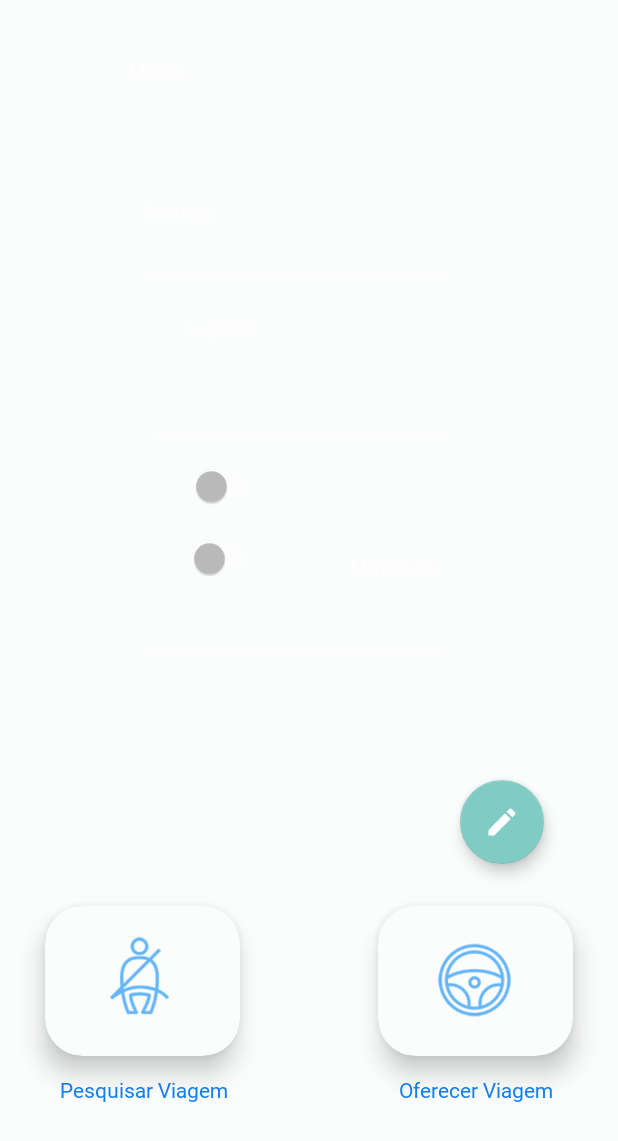
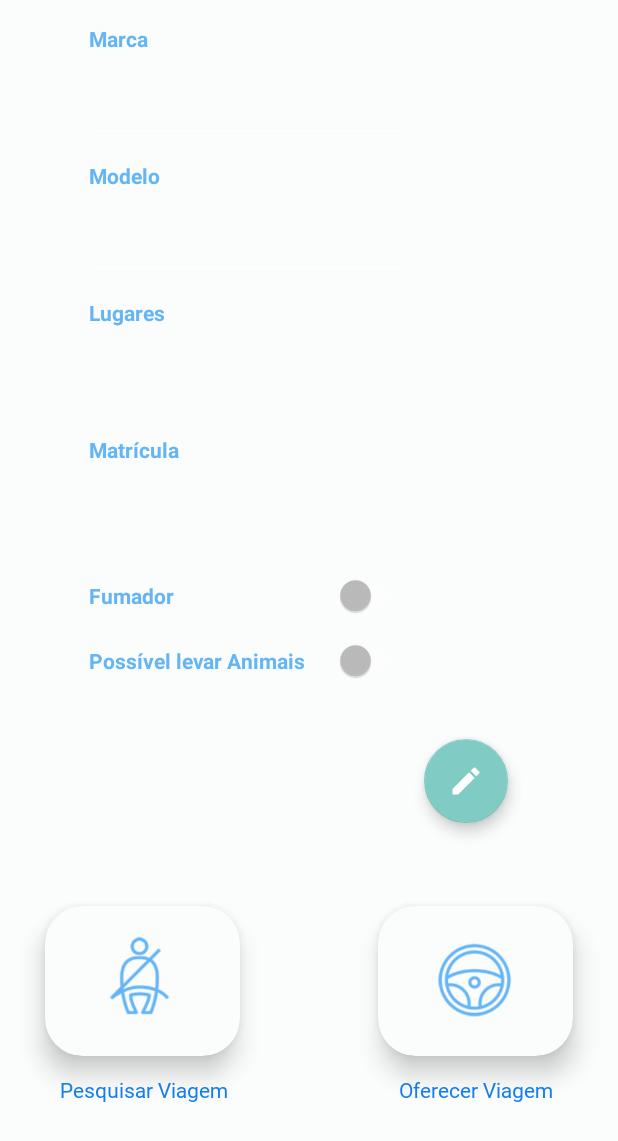
Before and after one commit to PedroMPT/CarSocial, an Android app: the fragment CarFragment placed in its activity, on a phone screen of 412 x 824 dp. Shown: the top 1141 px of the screen. Run offline under Robolectric (Android 15) with nearby library versions, the phone set to English and light mode, and no system bars; our stand-ins replace CircleImageView; libraries missing offline, so code that uses them is left out: com.shashank.sony; 6 statements that could not run were skipped.

Commit message:
Car Fragment Changes_v2

```diff
--- a/app/src/main/AndroidManifest.xml
+++ b/app/src/main/AndroidManifest.xml
@@ -30,8 +30,9 @@
         <activity
             android:name=".Activities.UserActivity"
             android:theme="@style/Theme.AppCompat.NoActionBar" />
-        <activity android:name=".Activities.MyProfileActivity"
-            android:theme="@style/Theme.AppCompat.DayNight.DarkActionBar"></activity>
+        <activity
+            android:name=".Activities.MyProfileActivity"
+            android:theme="@style/Theme.AppCompat.DayNight.DarkActionBar" />
     </application>
 
 </manifest>
--- a/app/src/main/java/pt/ismai/pedro/needarideapp/Fragments/CarFragment.java
+++ b/app/src/main/java/pt/ismai/pedro/needarideapp/Fragments/CarFragment.java
@@ -3,6 +3,7 @@ package pt.ismai.pedro.needarideapp.Fragments;
 
 import android.content.Intent;
 import android.os.Bundle;
+import android.support.constraint.ConstraintLayout;
 import android.support.design.widget.FloatingActionButton;
 import android.support.v4.app.Fragment;
 import android.view.LayoutInflater;
@@ -11,10 +12,8 @@ import android.view.ViewGroup;
 import android.widget.Button;
 import android.widget.CompoundButton;
 import android.widget.EditText;
-import android.widget.LinearLayout;
 import android.widget.RelativeLayout;
 import android.widget.Switch;
-import android.widget.TextView;
 import android.widget.Toast;
 
 import com.parse.FindCallback;
@@ -28,7 +27,6 @@ import com.shashank.sony.fancytoastlib.FancyToast;
 
 import java.util.List;
 
-import pt.ismai.pedro.needarideapp.Model.Car;
 import pt.ismai.pedro.needarideapp.R;
 
 
@@ -38,15 +36,14 @@ import pt.ismai.pedro.needarideapp.R;
 public class CarFragment extends Fragment {
 
     //SETTING VARIABLES
-    RelativeLayout relativeLayout;
+    ConstraintLayout constraintLayout;
     EditText brandText,modelText,seatsText,plateText;
     Switch canSmoke,canTakePets;
-    Button saveButton;
-    boolean validationError = false;
     boolean can_smoke;
     boolean can_pets;
     String activeUser;
     FloatingActionButton fab;
+    Button saveButton;
 
 
     public CarFragment() {
@@ -73,57 +70,18 @@ public class CarFragment extends Fragment {
         final View view = inflater.inflate(R.layout.fragment_car,container,false);
 
         //BINDING WITH LAYOUT
-        relativeLayout = view.findViewById(R.id.relativeLayout);
+        constraintLayout = view.findViewById(R.id.constraintLayout);
         brandText = view.findViewById(R.id.brandText);
         modelText = view.findViewById(R.id.modelText);
         seatsText = view.findViewById(R.id.seatsText);
         plateText = view.findViewById(R.id.plateText);
         canSmoke = view.findViewById(R.id.canSmoke);
         canTakePets = view.findViewById(R.id.canTakePets);
+        fab = view.findViewById(R.id.fab);
         saveButton = view.findViewById(R.id.saveButton);
-        fab = view.findViewById(R.id.fab);
 
         Intent intent = getActivity().getIntent();
         activeUser = intent.getStringExtra("objectId");
-
-        final ParseQuery<Car> query = ParseQuery.getQuery("Car");
-        query.whereEqualTo("user_id",ParseUser.getCurrentUser());
-
-        query.findInBackground(new FindCallback<Car>() {
-            @Override
-            public void done(List<Car> cars, ParseException e) {
-
-                if (e == null){
-
-                    if (cars.size() > 0){
-
-                        for (Car car : cars){
-
-                            brandText.setText(car.brand());
-                            modelText.setText(car.model());
-                            seatsText.setText(car.seats());
-                            plateText.setText(car.plate());
-                            if (car.canSmoke()){
-
-                                canSmoke.setChecked(true);
-                            }else{
-
-                                canSmoke.setChecked(false);
-                            }
-
-                            if (car.canTakePets()){
-
-                                canTakePets.setChecked(true);
-                            }else{
-
-                                canTakePets.setChecked(false);
-                            }
-                        }
-
-                    }
-                }
-            }
-        });
 
         canSmoke.setOnCheckedChangeListener(new CompoundButton.OnCheckedChangeListener() {
             @Override
@@ -153,6 +111,50 @@ public class CarFragment extends Fragment {
             }
         });
 
+        ParseQuery<ParseObject> query = ParseQuery.getQuery("Car");
+        query.whereEqualTo("user_id",ParseUser.getCurrentUser());
+
+        query.findInBackground(new FindCallback<ParseObject>() {
+            @Override
+            public void done(List<ParseObject> cars, ParseException e) {
+
+                if (e == null){
+
+                    if (cars.size() > 0){
+
+                        for (ParseObject car : cars){
+
+                            brandText.setText(car.get("brand").toString());
+                            modelText.setText(car.get("model").toString());
+                            seatsText.setText(car.get("seats").toString());
+                            plateText.setText(car.get("plate").toString());
+
+                            if (car.get("can_smoke").equals(true)){
+
+                                canSmoke.setChecked(true);
+
+                            }else{
+
+                                canSmoke.setChecked(false);
+
+                            }
+
+                            if (car.get("can_take_pets").equals(true)){
+
+                                canTakePets.setChecked(true);
+
+                            }else{
+
+                                canTakePets.setChecked(false);
+
+                            }
+
+                        }
+                    }
+                }
+            }
+        });
+
         saveButton.setTranslationX(-1000f);
         saveButton.setTranslationY(-1000f);
 
@@ -167,11 +169,11 @@ public class CarFragment extends Fragment {
             }
         });
 
-
         saveButton.setOnClickListener(new View.OnClickListener() {
             @Override
             public void onClick(View v) {
 
+                boolean validationError = false;
                 StringBuilder validationMessage = new StringBuilder("Por favor, indique");
 
                 if (isEmpty(brandText)){
@@ -179,35 +181,46 @@ public class CarFragment extends Fragment {
                     validationError = true;
                     validationMessage.append(" a marca,");
                 }
+
                 if (isEmpty(modelText)){
 
                     validationError = true;
                     validationMessage.append(" o modelo,");
                 }
-
-                if (isEmpty(seatsText)){
-
-                    validationError = true;
-                    validationMessage.append(" os lugares,");
-                }
-
-                if (isEmpty(seatsText)){
+                if (isEmpty(plateText)){
 
                     validationError = true;
                     validationMessage.append(" a matrícula,");
                 }
+                if (isEmpty(seatsText)){
 
+                    validationError = true;
+                    validationMessage.append(" e os lugares");
+                }
                 validationMessage.append(".");
 
-                if (validationError) {
+                if (validationError){
 
-                    Toast.makeText(getActivity(), validationMessage.toString(), Toast.LENGTH_SHORT).show();
+                    Toast.makeText(getActivity(), validationMessage.toString(), Toast.LENGTH_LONG).show();
                     return;
                 }
 
-                ParseObject car = new ParseObject("Car");
 
-                if (car.get("user_id") == null){
+                ParseQuery<ParseObject> query = ParseQuery.getQuery("Car");
+                query.whereEqualTo("user_id", ParseUser.getCurrentUser());
+
+                query.findInBackground(new FindCallback<ParseObject>() {
+                    @Override
+                    public void done(List<ParseObject> objects, ParseException e) {
+
+                        if (objects.size() > 0){
+
+                            ParseQuery<ParseObject> queryUpdate = ParseQuery.getQuery("Car");
+                            queryUpdate.whereEqualTo("user_id",ParseUser.getCurrentUser());
+
+                            queryUpdate.getFirstInBackground( new GetCallback<ParseObject>() {
+                                @Override
+                                public void done(ParseObject car, ParseException e) {
 
                                     car.put("brand",brandText.getText().toString());
                                     car.put("model",modelText.getText().toString());
@@ -223,62 +236,24 @@ public class CarFragment extends Fragment {
 
                                             if (e == null){
 
-                                FancyToast.makeText(getActivity(),"Registo de veículo efetuado com sucesso",FancyToast.LENGTH_LONG,FancyToast.SUCCESS,false).show();
+                                                FancyToast.makeText(getActivity(),"Os dados foram atualizados",FancyToast.LENGTH_LONG,FancyToast.SUCCESS,false).show();
+                                            }else{
+
+                                                FancyToast.makeText(getActivity(),"Algo correu mal. Tente Novamente!",FancyToast.LENGTH_LONG,FancyToast.SUCCESS,false).show();
                                             }
-                            else{
-
-                                FancyToast.makeText(getActivity(),"Algo correu mal.\n Tente Novamente",FancyToast.LENGTH_LONG,FancyToast.ERROR,false).show();
-                            }
-
 
                                         }
                                     });
-
-                }else{
-
-                    ParseQuery<Car> query = ParseQuery.getQuery("Car");
-
-                    query.getInBackground(ParseUser.getCurrentUser().getObjectId(), new GetCallback<Car>() {
-
-
-                        @Override
-                        public void done(Car car, ParseException e) {
-
-                            if (e == null){
-
-                                car.put("brand",brandText.getText().toString());
-                                car.put("model",modelText.getText().toString());
-                                car.put("seats",seatsText.getText().toString());
-                                car.put("plate",plateText.getText().toString());
-                                car.put("can_smoke",can_smoke);
-                                car.put("can_take_pets",can_pets);
-                                car.put("user_id",ParseUser.getCurrentUser());
-
-                                car.saveInBackground(new SaveCallback() {
-                                    @Override
-                                    public void done(ParseException e) {
-
-                                        if (e == null){
-
-                                            FancyToast.makeText(getActivity(),"Registo de veículo alterado com sucesso",FancyToast.LENGTH_LONG,FancyToast.SUCCESS,false).show();
-                                        }
-                                        else{
-
-                                            FancyToast.makeText(getActivity(),"Algo correu mal.\n Tente Novamente",FancyToast.LENGTH_LONG,FancyToast.ERROR,false).show();
-                                        }
-
-
                                 }
                             });
 
 
+                        }else{
+
+                            saveObject();
                         }
                     }
                 });
-
-                }
-
-
 
             }
         });
@@ -298,4 +273,33 @@ public class CarFragment extends Fragment {
         }
     }
 
+    public void saveObject(){
+
+        ParseObject carInfo = new ParseObject("Car");
+
+        carInfo.put("brand",brandText.getText().toString());
+        carInfo.put("model",modelText.getText().toString());
+        carInfo.put("seats",seatsText.getText().toString());
+        carInfo.put("plate",plateText.getText().toString());
+        carInfo.put("can_smoke",can_smoke);
+        carInfo.put("can_take_pets",can_pets);
+        carInfo.put("user_id",ParseUser.getCurrentUser());
+
+        carInfo.saveInBackground(new SaveCallback() {
+            @Override
+            public void done(ParseException e) {
+
+                if (e == null){
+
+                    FancyToast.makeText(getActivity(),"Dados do carro registados",FancyToast.LENGTH_LONG,FancyToast.SUCCESS,false).show();
+                }else{
+
+                    FancyToast.makeText(getActivity(),"Algo correu mal. Tente Novamente",FancyToast.LENGTH_LONG,FancyToast.ERROR,false).show();
                 }
+            }
+        });
+
+
+    }
+
+}
--- a/app/src/main/java/pt/ismai/pedro/needarideapp/StarterApplication.java
+++ b/app/src/main/java/pt/ismai/pedro/needarideapp/StarterApplication.java
@@ -41,7 +41,6 @@ public class StarterApplication extends Application {
 
 
         ParseUser.enableAutomaticUser();
-        ParseObject.registerSubclass(Car.class);
 
         ParseACL defaultACL = new ParseACL();
         defaultACL.setPublicReadAccess(true);
--- a/app/src/main/res/layout/fragment_car.xml
+++ b/app/src/main/res/layout/fragment_car.xml
@@ -8,31 +8,46 @@
 
     <!-- TODO: Update blank fragment layout -->
 
-    <RelativeLayout
-        android:id="@+id/relativeLayout"
+    <android.support.constraint.ConstraintLayout
+        android:id="@+id/constraintLayout"
         android:layout_width="match_parent"
         android:layout_height="match_parent"
         android:background="@color/colorAccent">
 
         <TextView
             android:id="@+id/textView6"
-            android:layout_width="wrap_content"
-            android:layout_height="wrap_content"
+            android:layout_width="95dp"
+            android:layout_height="26dp"
             android:layout_below="@+id/brandText"
             android:layout_alignParentStart="true"
-            android:layout_marginStart="85dp"
-            android:layout_marginTop="-87dp"
-            android:text="Marca" />
+            android:layout_marginStart="8dp"
+            android:layout_marginTop="16dp"
+            android:layout_marginEnd="8dp"
+            android:text="Marca"
+            android:textAlignment="viewStart"
+            android:textColor="@color/colorPrimary"
+            android:textStyle="bold"
+            app:layout_constraintEnd_toEndOf="parent"
+            app:layout_constraintHorizontal_bias="0.17"
+            app:layout_constraintStart_toStartOf="parent"
+            app:layout_constraintTop_toTopOf="parent" />
 
         <TextView
             android:id="@+id/textView4"
-            android:layout_width="wrap_content"
-            android:layout_height="wrap_content"
+            android:layout_width="95dp"
+            android:layout_height="26dp"
             android:layout_alignStart="@+id/canSmoke"
             android:layout_alignParentTop="true"
-            android:layout_marginStart="-31dp"
-            android:layout_marginTop="131dp"
-            android:text="Modelo" />
+            android:layout_marginStart="8dp"
+            android:layout_marginTop="12dp"
+            android:layout_marginEnd="8dp"
+            android:text="Modelo"
+            android:textColor="@color/colorPrimary"
+            android:textStyle="bold"
+            app:layout_constraintEnd_toEndOf="parent"
+            app:layout_constraintHorizontal_bias="0.17"
+            app:layout_constraintStart_toStartOf="parent"
+            app:layout_constraintTop_toBottomOf="@+id/brandText" />
 
         <EditText
             android:id="@+id/brandText"
@@ -40,10 +55,15 @@
             android:layout_height="wrap_content"
             android:layout_alignParentStart="true"
             android:layout_alignParentTop="true"
-            android:layout_marginStart="92dp"
-            android:layout_marginTop="80dp"
+            android:layout_marginStart="8dp"
+            android:layout_marginTop="8dp"
+            android:layout_marginEnd="8dp"
             android:ems="10"
-            android:inputType="textPersonName" />
+            android:inputType="textPersonName"
+            app:layout_constraintEnd_toEndOf="parent"
+            app:layout_constraintHorizontal_bias="0.281"
+            app:layout_constraintStart_toStartOf="parent"
+            app:layout_constraintTop_toBottomOf="@+id/textView6" />
 
         <EditText
             android:id="@+id/modelText"
@@ -51,10 +71,15 @@
             android:layout_height="wrap_content"
             android:layout_alignParentStart="true"
             android:layout_alignParentTop="true"
-            android:layout_marginStart="92dp"
-            android:layout_marginTop="148dp"
+            android:layout_marginStart="8dp"
+            android:layout_marginTop="8dp"
+            android:layout_marginEnd="8dp"
             android:ems="10"
-            android:inputType="textPersonName" />
+            android:inputType="textPersonName"
+            app:layout_constraintEnd_toEndOf="parent"
+            app:layout_constraintHorizontal_bias="0.281"
+            app:layout_constraintStart_toStartOf="parent"
+            app:layout_constraintTop_toBottomOf="@+id/textView4" />
 
         <EditText
             android:id="@+id/seatsText"
@@ -62,28 +87,51 @@
             android:layout_height="wrap_content"
             android:layout_alignStart="@+id/brandText"
             android:layout_alignParentBottom="true"
-            android:layout_marginStart="1dp"
-            android:layout_marginBottom="309dp"
+            android:layout_marginStart="8dp"
+            android:layout_marginTop="8dp"
+            android:layout_marginEnd="8dp"
             android:ems="10"
-            android:inputType="textPersonName" />
+            android:inputType="textPersonName"
+            app:layout_constraintEnd_toEndOf="parent"
+            app:layout_constraintHorizontal_bias="0.281"
+            app:layout_constraintStart_toStartOf="parent"
+            app:layout_constraintTop_toBottomOf="@+id/textView7" />
 
         <Switch
             android:id="@+id/canSmoke"
-            android:layout_width="wrap_content"
-            android:layout_height="wrap_content"
+            android:layout_width="212dp"
+            android:layout_height="31dp"
             android:layout_alignParentBottom="true"
-            android:layout_marginStart="-178dp"
-            android:layout_marginBottom="269dp"
-            android:layout_toEndOf="@+id/modelText" />
+            android:layout_marginStart="8dp"
+            android:layout_marginTop="12dp"
+            android:layout_marginEnd="8dp"
+            android:layout_toEndOf="@+id/modelText"
+            android:text="Fumador"
+            android:textAllCaps="false"
+            android:textColor="@color/colorPrimary"
+            android:textStyle="bold"
+            app:layout_constraintEnd_toEndOf="parent"
+            app:layout_constraintHorizontal_bias="0.278"
+            app:layout_constraintStart_toStartOf="parent"
+            app:layout_constraintTop_toBottomOf="@+id/plateText" />
 
         <Switch
             android:id="@+id/canTakePets"
-            android:layout_width="wrap_content"
-            android:layout_height="wrap_content"
+            android:layout_width="212dp"
+            android:layout_height="39dp"
             android:layout_alignStart="@+id/canSmoke"
             android:layout_alignParentBottom="true"
-            android:layout_marginStart="-1dp"
-            android:layout_marginBottom="221dp" />
+            android:layout_marginStart="8dp"
+            android:layout_marginTop="8dp"
+            android:layout_marginEnd="8dp"
+            android:text="Possível levar Animais"
+            android:textAlignment="viewStart"
+            android:textColor="@color/colorPrimary"
+            android:textStyle="bold"
+            app:layout_constraintEnd_toEndOf="parent"
+            app:layout_constraintHorizontal_bias="0.278"
+            app:layout_constraintStart_toStartOf="parent"
+            app:layout_constraintTop_toBottomOf="@+id/canSmoke" />
 
         <EditText
             android:id="@+id/plateText"
@@ -91,10 +139,51 @@
             android:layout_height="wrap_content"
             android:layout_alignParentStart="true"
             android:layout_alignParentBottom="true"
-            android:layout_marginStart="88dp"
-            android:layout_marginBottom="163dp"
+            android:layout_marginStart="8dp"
+            android:layout_marginTop="8dp"
+            android:layout_marginEnd="8dp"
             android:ems="10"
-            android:inputType="textPersonName" />
+            android:inputType="textPersonName"
+            app:layout_constraintEnd_toEndOf="parent"
+            app:layout_constraintHorizontal_bias="0.281"
+            app:layout_constraintStart_toStartOf="parent"
+            app:layout_constraintTop_toBottomOf="@+id/textView8" />
+
+        <TextView
+            android:id="@+id/textView7"
+            android:layout_width="95dp"
+            android:layout_height="26dp"
+            android:layout_alignEnd="@+id/canTakePets"
+            android:layout_alignParentTop="true"
+            android:layout_marginStart="8dp"
+            android:layout_marginTop="12dp"
+            android:layout_marginEnd="8dp"
+            android:text="Lugares"
+            android:textAlignment="viewStart"
+            android:textColor="@color/colorPrimary"
+            android:textStyle="bold"
+            app:layout_constraintEnd_toEndOf="parent"
+            app:layout_constraintHorizontal_bias="0.17"
+            app:layout_constraintStart_toStartOf="parent"
+            app:layout_constraintTop_toBottomOf="@+id/modelText" />
+
+        <TextView
+            android:id="@+id/textView8"
+            android:layout_width="95dp"
+            android:layout_height="26dp"
+            android:layout_alignBottom="@+id/canTakePets"
+            android:layout_marginStart="8dp"
+            android:layout_marginTop="12dp"
+            android:layout_marginEnd="8dp"
+            android:layout_toEndOf="@+id/saveButton"
+            android:text="Matrícula"
+            android:textAlignment="viewStart"
+            android:textColor="@color/colorPrimary"
+            android:textStyle="bold"
+            app:layout_constraintEnd_toEndOf="parent"
+            app:layout_constraintHorizontal_bias="0.17"
+            app:layout_constraintStart_toStartOf="parent"
+            app:layout_constraintTop_toBottomOf="@+id/seatsText" />
 
         <Button
             android:id="@+id/saveButton"
@@ -102,40 +191,35 @@
             android:layout_height="wrap_content"
             android:layout_alignParentStart="true"
             android:layout_alignParentBottom="true"
-            android:layout_marginStart="144dp"
-            android:layout_marginBottom="39dp"
-            android:text="Guardar" />
-
-        <TextView
-            android:id="@+id/textView7"
-            android:layout_width="wrap_content"
-            android:layout_height="wrap_content"
-            android:layout_alignEnd="@+id/canTakePets"
-            android:layout_alignParentTop="true"
-            android:layout_marginTop="207dp"
-            android:layout_marginEnd="1dp"
-            android:text="Lugares" />
-
-        <TextView
-            android:id="@+id/textView8"
-            android:layout_width="wrap_content"
-            android:layout_height="wrap_content"
-            android:layout_alignBottom="@+id/canTakePets"
-            android:layout_marginStart="1dp"
-            android:layout_marginBottom="-1dp"
-            android:layout_toEndOf="@+id/saveButton"
-            android:text="Matrícula" />
+            android:layout_marginStart="8dp"
+            android:layout_marginTop="8dp"
+            android:layout_marginEnd="8dp"
+            android:layout_marginBottom="8dp"
+            android:text="Guardar"
+            app:layout_constraintBottom_toBottomOf="parent"
+            app:layout_constraintEnd_toEndOf="parent"
+            app:layout_constraintStart_toStartOf="parent"
+            app:layout_constraintTop_toTopOf="parent"
+            app:layout_constraintVertical_bias="0.986" />
 
         <android.support.design.widget.FloatingActionButton
             android:id="@+id/fab"
             android:layout_width="wrap_content"
             android:layout_height="wrap_content"
-            android:layout_alignTop="@+id/saveButton"
-            android:layout_toEndOf="@+id/seatsText"
+            android:layout_marginStart="8dp"
+            android:layout_marginTop="8dp"
+            android:layout_marginEnd="8dp"
+            android:layout_marginBottom="8dp"
             android:background="@color/colorPrimary"
             android:clickable="true"
-            android:src="@drawable/ic_mode_edit_black_24dp" />
+            android:src="@drawable/ic_mode_edit_black_24dp"
+            app:layout_constraintBottom_toBottomOf="parent"
+            app:layout_constraintEnd_toEndOf="parent"
+            app:layout_constraintHorizontal_bias="0.808"
+            app:layout_constraintStart_toStartOf="parent"
+            app:layout_constraintTop_toBottomOf="@+id/canTakePets"
+            app:layout_constraintVertical_bias="0.331" />
 
-    </RelativeLayout>
+    </android.support.constraint.ConstraintLayout>
 
 </FrameLayout>
--- a/app/src/main/res/values/strings.xml
+++ b/app/src/main/res/values/strings.xml
@@ -12,5 +12,4 @@
     <string name="tab_text_3">Tab 3</string>
 
 
-
 </resources>
```
Lines whose indentation alone changed are shown as unchanged.
